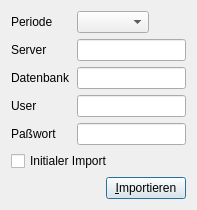
Above: ui/forms/importForm.ui from flurl/lagerManager before the change. Below: the same form after it.
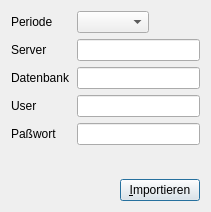
That is the form after the change.

Commit message: die import form merkt sich nun die zuletzt verwendeten benutzereingaben pro datenbank verbindung; außerdem option für den initialen import entfernt. Jeder import wird jetzt als initialer behandelt V#1050

Patch:
```diff
--- a/ui/forms/importForm.ui
+++ b/ui/forms/importForm.ui
@@ -6,8 +6,8 @@
    <rect>
     <x>0</x>
     <y>0</y>
-    <width>197</width>
-    <height>201</height>
+    <width>211</width>
+    <height>212</height>
    </rect>
   </property>
   <property name="windowTitle">
@@ -77,30 +77,6 @@
        </item>
       </layout>
      </item>
-     <item>
-      <layout class="QHBoxLayout" name="horizontalLayout_3">
-       <item>
-        <widget class="QCheckBox" name="checkBox_initialImport">
-         <property name="text">
-          <string>Initialer Import</string>
-         </property>
-        </widget>
-       </item>
-       <item>
-        <spacer name="horizontalSpacer_2">
-         <property name="orientation">
-          <enum>Qt::Horizontal</enum>
-         </property>
-         <property name="sizeHint" stdset="0">
-          <size>
-           <width>40</width>
-           <height>20</height>
-          </size>
-         </property>
-        </spacer>
-       </item>
-      </layout>
-     </item>
     </layout>
    </item>
    <item row="1" column="0">
```
The commit also changes 3 other files.
